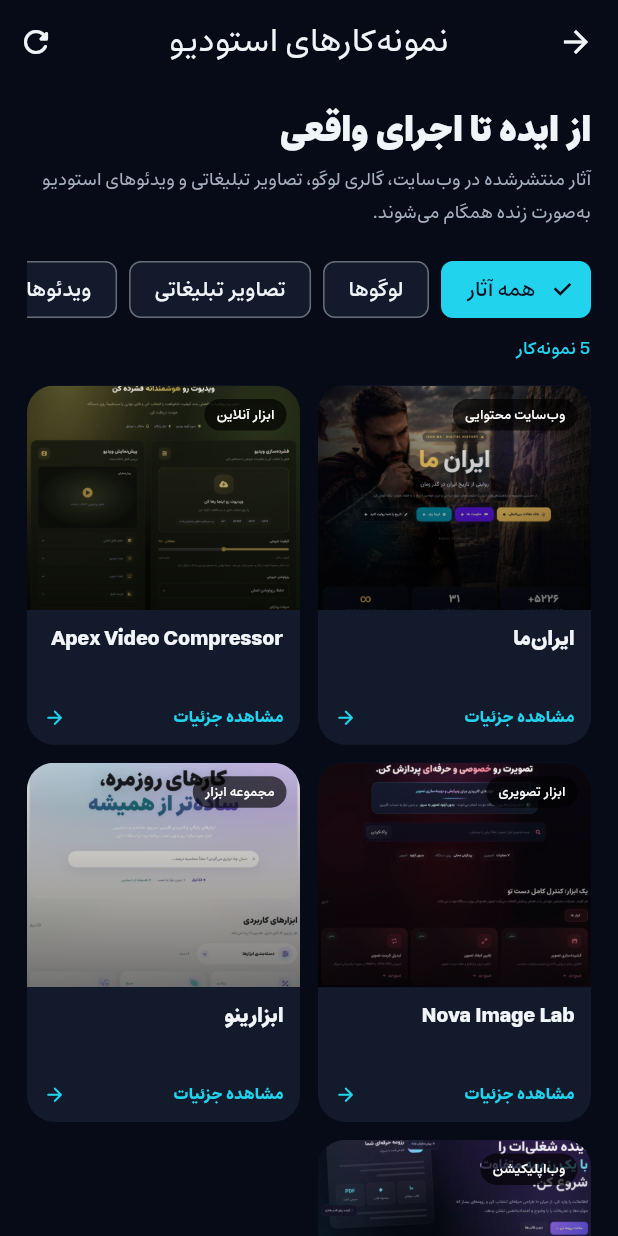
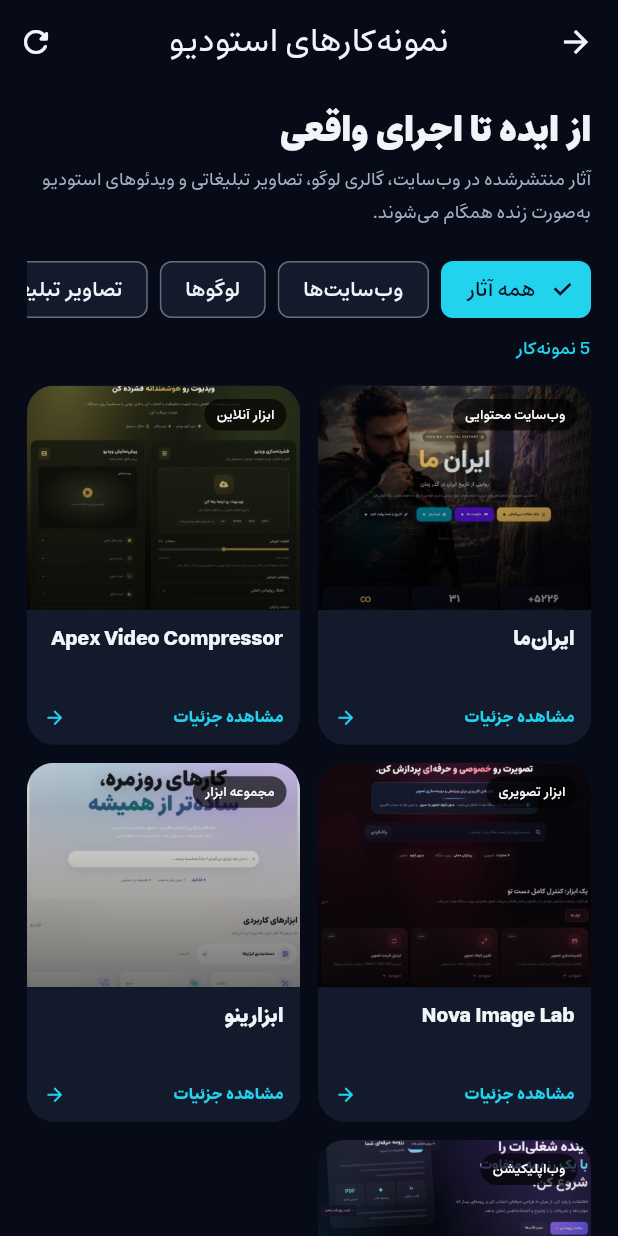
Before and after one commit to theslyapex/Alishams-Mobile, a Flutter app: the PortfolioScreen screen opened directly, on a phone screen of 412 x 824 dp. Run offline on Flutter 3.47's test engine with Material 3 defaults, Android fonts, the phone set to English and light mode, and no system bars; our stand-ins replace file_picker, firebase_core, firebase_messaging, flutter_local_notifications, flutter_riverpod, flutter_svg and 7 more; missing offline and left inert: dart:js_interop, flutter_quill, record; accounts and stored records are empty; network calls fail.

Commit message:
Restore website portfolio category filter

```diff
--- a/lib/features/portfolio/portfolio_screen.dart
+++ b/lib/features/portfolio/portfolio_screen.dart
@@ -20,6 +20,7 @@ class _PortfolioScreenState extends ConsumerState<PortfolioScreen> {
 
   static const _filters = <(String, String)>[
     ('all', 'همه آثار'),
+    ('website', 'وب‌سایت‌ها'),
     ('logo', 'لوگوها'),
     ('ad', 'تصاویر تبلیغاتی'),
     ('video', 'ویدئوها'),
@@ -27,6 +28,8 @@ class _PortfolioScreenState extends ConsumerState<PortfolioScreen> {
 
   List<PortfolioItem> _filtered(List<PortfolioItem> items) {
     switch (_filter) {
+      case 'website':
+        return items.where((e) => e.kind == PortfolioKind.website).toList();
       case 'logo':
         return items.where((e) => e.kind == PortfolioKind.logo).toList();
       case 'ad':
```
